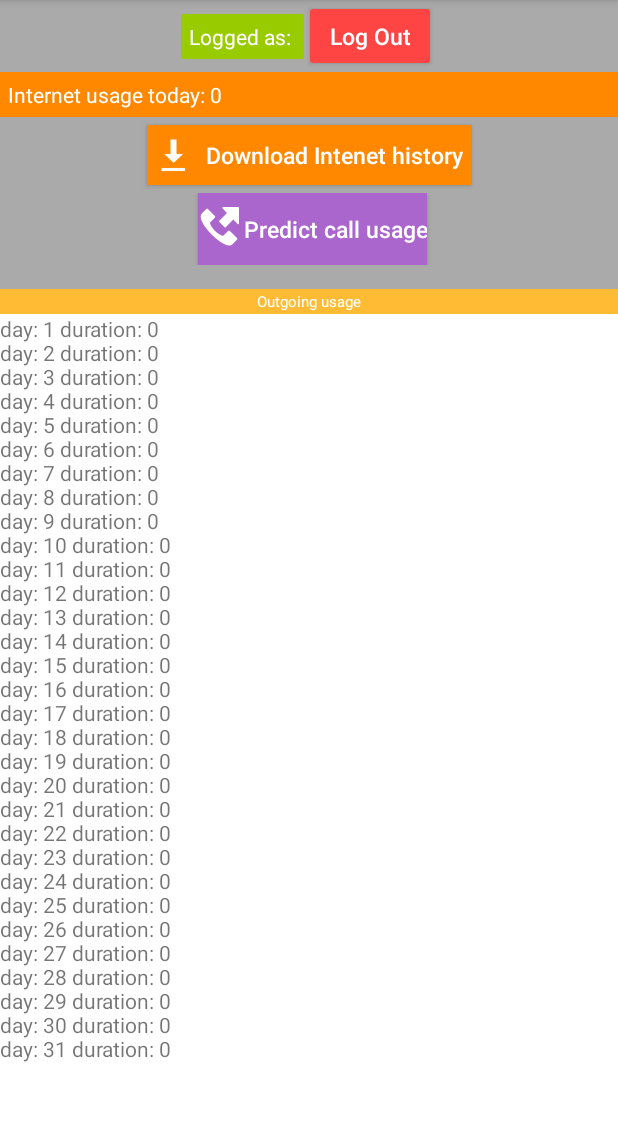
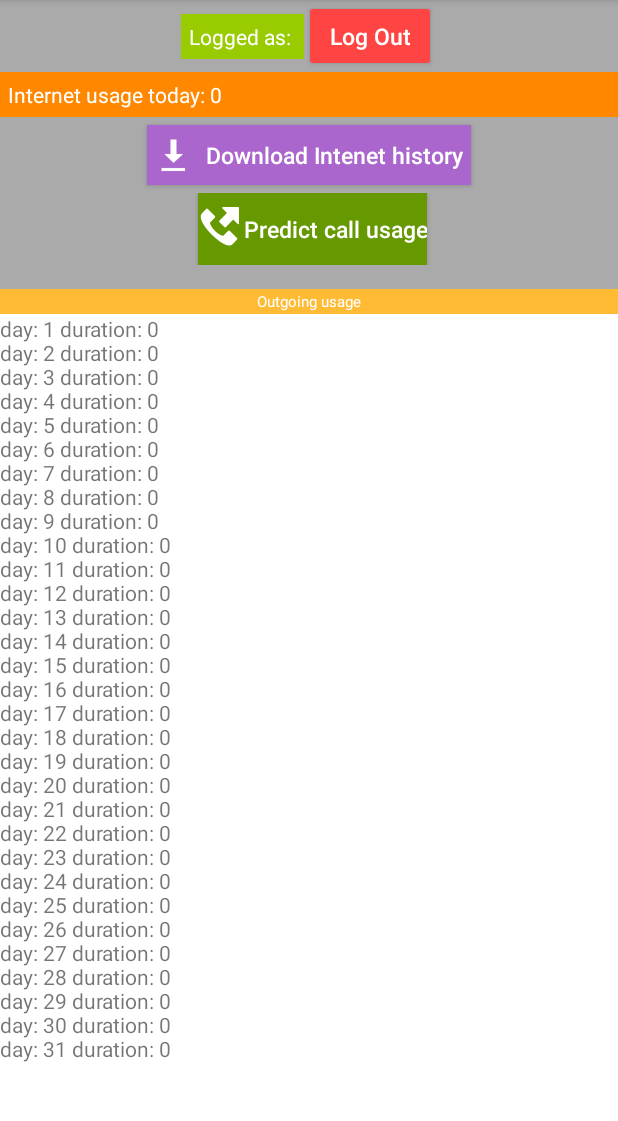
Before and after one commit to asifsabir4you/Call-predictor, an Android app: the screen it shows after launch once a user with an empty profile is signed in (MainActivity), on a phone screen of 412 x 824 dp, the part 84-1205 px from its top. Run offline under Robolectric (Android 15) with nearby library versions, the phone set to English and light mode, and no system bars; our stand-ins replace Firebase (no records; nobody signed in at launch, a user with empty details on screens opened directly); 6 statements that could not run were skipped.

Commit message:
UI update

```diff
--- a/app/src/main/res/layout/activity_main.xml
+++ b/app/src/main/res/layout/activity_main.xml
@@ -77,7 +77,7 @@
         android:layout_height="40dp"
         android:layout_gravity="center"
         android:layout_marginTop="5dp"
-        android:background="@android:color/holo_orange_dark"
+        android:background="@android:color/holo_purple"
         android:drawableLeft="@android:drawable/stat_sys_download"
         android:drawablePadding="10dp"
         android:gravity="center"
@@ -102,7 +102,7 @@
             android:visibility="gone"
             android:layout_height="wrap_content"
             android:layout_marginRight="5dp"
-            android:background="@android:color/holo_purple"
+            android:background="@android:color/holo_blue_dark"
             android:drawableLeft="@android:drawable/ic_menu_info_details"
             android:drawableTint="@android:color/white"
             android:text="Predict internet usage"
@@ -116,7 +116,7 @@
             android:layout_width="wrap_content"
             android:layout_height="wrap_content"
             android:layout_marginLeft="5dp"
-            android:background="@android:color/holo_purple"
+            android:background="@android:color/holo_green_dark"
             android:drawableLeft="@android:drawable/sym_call_outgoing"
             android:drawableTint="@android:color/white"
             android:text="Predict call usage"
@@ -131,7 +131,7 @@
         android:layout_width="match_parent"
         android:layout_height="wrap_content"
         android:layout_gravity="center"
-        android:gravity="center"
+        android:gravity="center_horizontal"
         android:orientation="horizontal"
         android:paddingBottom="5dp"
         android:paddingTop="5dp">
@@ -144,7 +144,7 @@
             android:visibility="gone"
             android:textAlignment="center"
             android:textColor="@android:color/white"
-            android:background="@android:color/holo_green_light"
+            android:background="@android:color/holo_blue_light"
             android:layout_marginRight="5dp"
             android:padding="5dp"/>
 
```
Also changed, not shown: app/src/main/java/com/example/asifsabir/callpredictor/MainActivity.java (+14 -28 lines).
